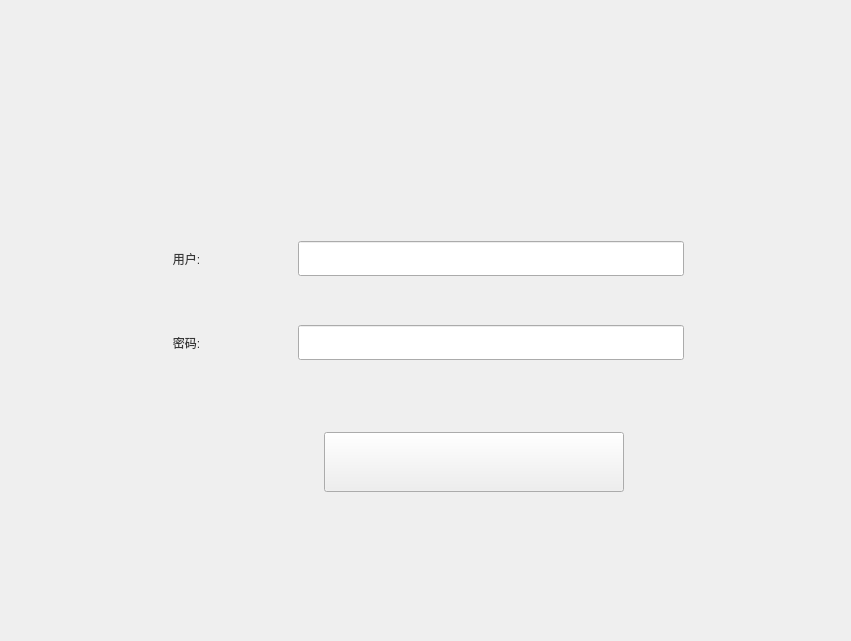
This is Qt/ERP/login.ui in superp2017/NTERP as Qt 5 draws it before an edit. The edited form follows.
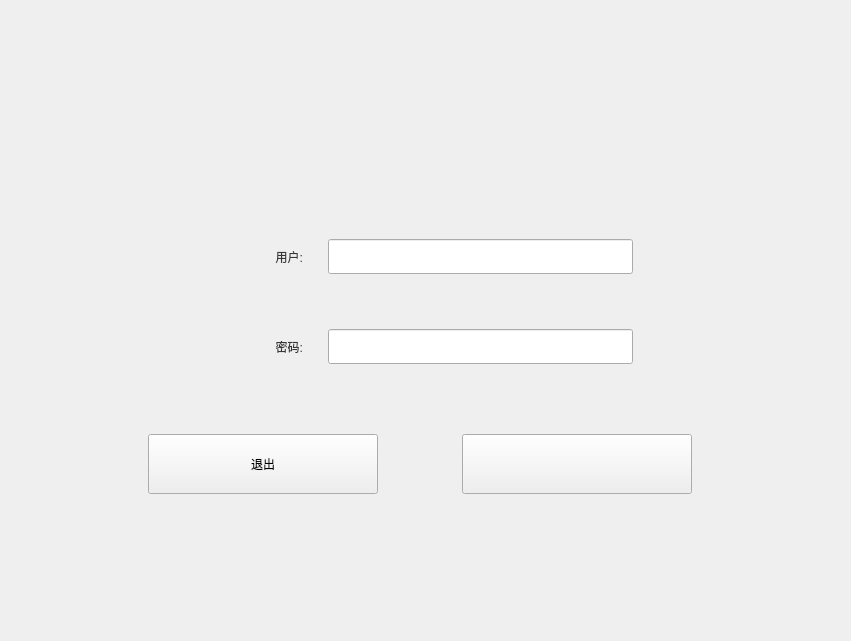
This is the edited form. Icons and pictures are not drawn.

```diff
--- a/Qt/ERP/login.ui
+++ b/Qt/ERP/login.ui
@@ -24,13 +24,13 @@
     <widget class="QWidget" name="widget_2" native="true">
      <property name="minimumSize">
       <size>
-       <width>750</width>
+       <width>700</width>
        <height>480</height>
       </size>
      </property>
      <property name="maximumSize">
       <size>
-       <width>750</width>
+       <width>700</width>
        <height>480</height>
       </size>
      </property>
@@ -54,9 +54,9 @@
        <number>0</number>
       </property>
       <item>
-       <layout class="QGridLayout" name="gridLayout" columnstretch="2,4,1">
+       <layout class="QGridLayout" name="gridLayout" columnstretch="3,5,2">
         <property name="leftMargin">
-         <number>20</number>
+         <number>25</number>
         </property>
         <property name="topMargin">
          <number>35</number>
@@ -65,10 +65,10 @@
          <number>0</number>
         </property>
         <property name="horizontalSpacing">
-         <number>15</number>
+         <number>25</number>
         </property>
         <property name="verticalSpacing">
-         <number>49</number>
+         <number>55</number>
         </property>
         <item row="0" column="1">
          <widget class="QLineEdit" name="n_useNameLine">
@@ -96,7 +96,7 @@
            <string>密码:</string>
           </property>
           <property name="alignment">
-           <set>Qt::AlignCenter</set>
+           <set>Qt::AlignRight|Qt::AlignTrailing|Qt::AlignVCenter</set>
           </property>
          </widget>
         </item>
@@ -110,7 +110,7 @@
            <string>用户:</string>
           </property>
           <property name="alignment">
-           <set>Qt::AlignCenter</set>
+           <set>Qt::AlignRight|Qt::AlignTrailing|Qt::AlignVCenter</set>
           </property>
          </widget>
         </item>
@@ -162,13 +162,45 @@
        </layout>
       </item>
       <item>
-       <layout class="QHBoxLayout" name="horizontalLayout" stretch="3,5,2">
+       <layout class="QHBoxLayout" name="horizontalLayout">
         <property name="spacing">
-         <number>6</number>
+         <number>20</number>
         </property>
         <property name="leftMargin">
          <number>20</number>
         </property>
+        <item>
+         <spacer name="horizontalSpacer_5">
+          <property name="orientation">
+           <enum>Qt::Horizontal</enum>
+          </property>
+          <property name="sizeHint" stdset="0">
+           <size>
+            <width>40</width>
+            <height>20</height>
+           </size>
+          </property>
+         </spacer>
+        </item>
+        <item>
+         <widget class="QPushButton" name="pushButton_exit">
+          <property name="minimumSize">
+           <size>
+            <width>230</width>
+            <height>60</height>
+           </size>
+          </property>
+          <property name="maximumSize">
+           <size>
+            <width>230</width>
+            <height>60</height>
+           </size>
+          </property>
+          <property name="text">
+           <string>退出</string>
+          </property>
+         </widget>
+        </item>
         <item>
          <spacer name="horizontalSpacer">
           <property name="orientation">
@@ -186,14 +218,14 @@
          <widget class="QPushButton" name="pushButton">
           <property name="minimumSize">
            <size>
-            <width>0</width>
+            <width>230</width>
             <height>60</height>
            </size>
           </property>
           <property name="maximumSize">
            <size>
-            <width>300</width>
-            <height>16777215</height>
+            <width>230</width>
+            <height>60</height>
            </size>
           </property>
           <property name="styleSheet">
```
